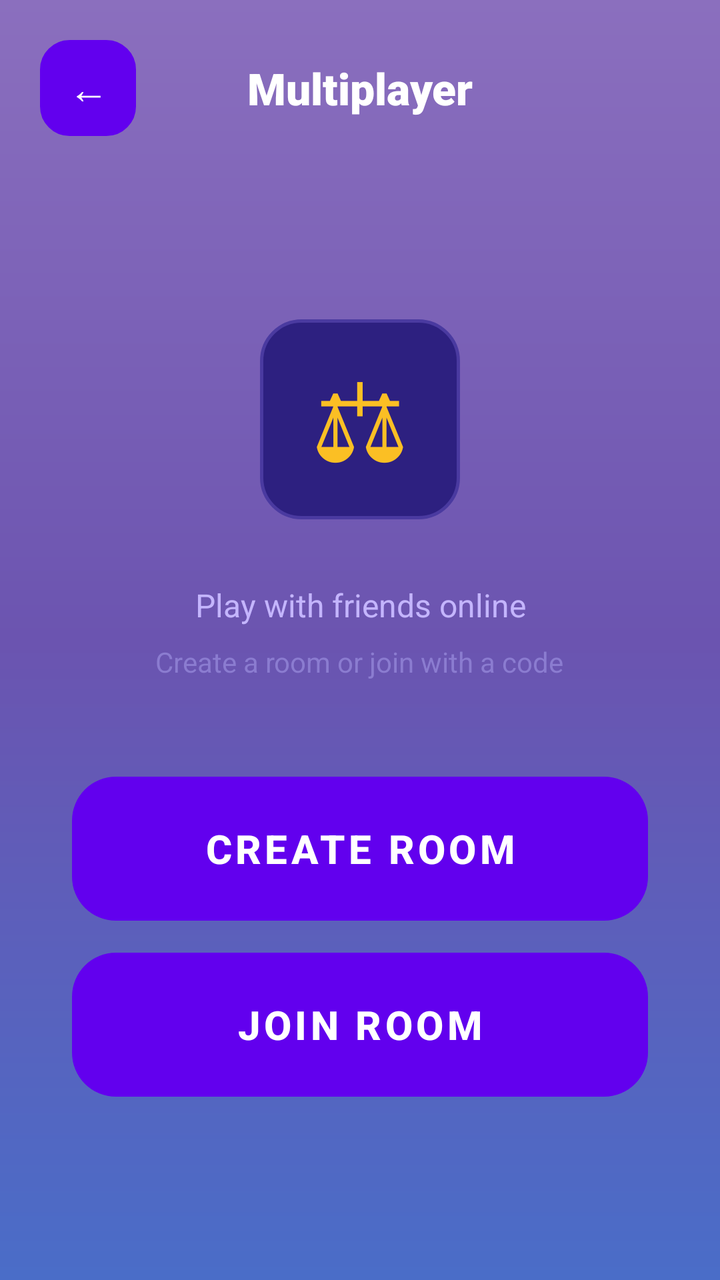
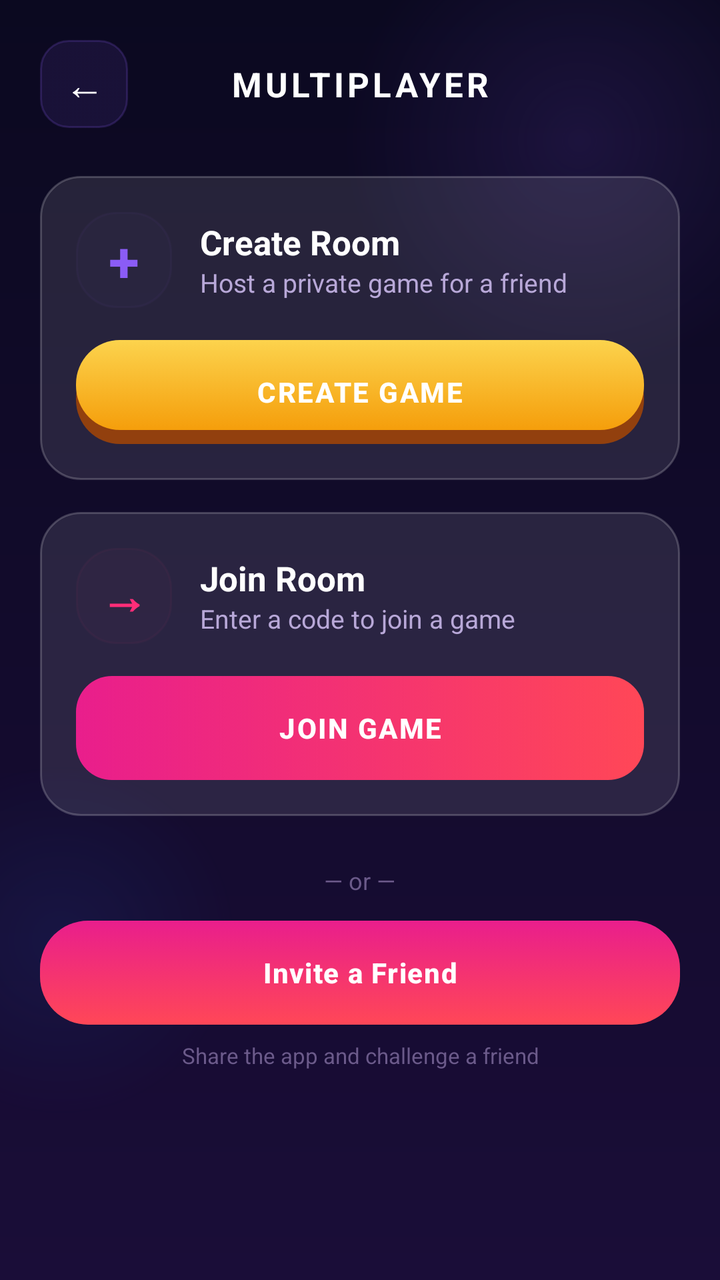

The first picture is an Android layout as it rendered before a commit; the second is the same layout after the commit. The layout source and the unified diff follow.
<!-- AndroidManifest.xml: application theme Theme.Tictactoe -->
<!-- res/layout/activity_multiplayer.xml -->
<?xml version="1.0" encoding="utf-8"?>
<androidx.constraintlayout.widget.ConstraintLayout xmlns:android="http://schemas.android.com/apk/res/android"
    xmlns:app="http://schemas.android.com/apk/res-auto"
    android:layout_width="match_parent"
    android:layout_height="match_parent"
    android:background="@drawable/gradient_bg_main">

    
    <LinearLayout
        android:id="@+id/topBar"
        android:layout_width="0dp"
        android:layout_height="wrap_content"
        android:orientation="horizontal"
        android:gravity="center_vertical"
        android:layout_marginHorizontal="20dp"
        android:layout_marginTop="20dp"
        app:layout_constraintTop_toTopOf="parent"
        app:layout_constraintStart_toStartOf="parent"
        app:layout_constraintEnd_toEndOf="parent">

        <Button
            android:id="@+id/btnBack"
            android:layout_width="48dp"
            android:layout_height="48dp"
            android:background="@drawable/btn_back"
            android:stateListAnimator="@null"
            android:text="&#8592;"
            android:textColor="#FFFFFF"
            android:textSize="20sp"
            android:padding="0dp" />

        <TextView
            android:layout_width="0dp"
            android:layout_height="wrap_content"
            android:layout_weight="1"
            android:gravity="center"
            android:text="Multiplayer"
            android:textColor="#FFFFFF"
            android:textSize="22sp"
            android:textStyle="bold"
            android:fontFamily="sans-serif-black" />

        <View android:layout_width="48dp" android:layout_height="48dp" />
    </LinearLayout>

    
    <LinearLayout
        android:layout_width="0dp"
        android:layout_height="wrap_content"
        android:orientation="vertical"
        android:gravity="center"
        android:layout_marginHorizontal="36dp"
        app:layout_constraintTop_toBottomOf="@id/topBar"
        app:layout_constraintBottom_toBottomOf="parent"
        app:layout_constraintStart_toStartOf="parent"
        app:layout_constraintEnd_toEndOf="parent">

        
        <TextView
            android:layout_width="100dp"
            android:layout_height="100dp"
            android:gravity="center"
            android:text="&#9878;"
            android:textSize="54sp"
            android:textColor="#FBBF24"
            android:background="@drawable/player_card_bg"
            android:layout_marginBottom="32dp" />

        <TextView
            android:layout_width="wrap_content"
            android:layout_height="wrap_content"
            android:layout_marginBottom="8dp"
            android:text="Play with friends online"
            android:textColor="#C4B5FD"
            android:textSize="16sp"
            android:gravity="center" />

        <TextView
            android:layout_width="wrap_content"
            android:layout_height="wrap_content"
            android:layout_marginBottom="48dp"
            android:text="Create a room or join with a code"
            android:textColor="#8B7CD0"
            android:textSize="14sp"
            android:gravity="center" />

        <Button
            android:id="@+id/btnCreateRoom"
            android:layout_width="match_parent"
            android:layout_height="72dp"
            android:layout_marginBottom="16dp"
            android:background="@drawable/btn_orange"
            android:stateListAnimator="@null"
            android:text="CREATE ROOM"
            android:textAllCaps="true"
            android:textColor="#FFFFFF"
            android:textSize="20sp"
            android:textStyle="bold" />

        <Button
            android:id="@+id/btnJoinRoom"
            android:layout_width="match_parent"
            android:layout_height="72dp"
            android:background="@drawable/btn_teal"
            android:stateListAnimator="@null"
            android:text="JOIN ROOM"
            android:textAllCaps="true"
            android:textColor="#FFFFFF"
            android:textSize="20sp"
            android:textStyle="bold" />
    </LinearLayout>

</androidx.constraintlayout.widget.ConstraintLayout>
<!-- resources referenced by this layout -->
<resources>
  <!-- drawable btn_back (drawable) -->
  <?xml version="1.0" encoding="utf-8"?>
  <selector xmlns:android="http://schemas.android.com/apk/res/android">
  
      <item android:state_pressed="true">
          <shape android:shape="rectangle">
              <solid android:color="#243055" />
              <corners android:radius="14dp" />
              <stroke android:width="1.5dp" android:color="#8B5CF6" />
          </shape>
      </item>
  
      <item>
          <shape android:shape="rectangle">
              <solid android:color="#1A2035" />
              <corners android:radius="14dp" />
              <stroke android:width="1.5dp" android:color="#2D3A5C" />
          </shape>
      </item>
  
  </selector>
  <!-- drawable btn_teal (drawable) -->
  <?xml version="1.0" encoding="utf-8"?>
  <selector xmlns:android="http://schemas.android.com/apk/res/android">
  
      <item android:state_pressed="true">
          <layer-list>
              <item>
                  <shape android:shape="rectangle">
                      <solid android:color="#059669" />
                      <corners android:radius="22dp" />
                  </shape>
              </item>
              <item>
                  <shape android:shape="rectangle">
                      <gradient
                          android:startColor="#10B981"
                          android:endColor="#059669"
                          android:angle="270" />
                      <corners android:radius="22dp" />
                  </shape>
              </item>
          </layer-list>
      </item>
  
      <item>
          <layer-list>
              <item android:top="7dp">
                  <shape android:shape="rectangle">
                      <solid android:color="#065F46" />
                      <corners android:radius="22dp" />
                  </shape>
              </item>
              <item android:bottom="7dp">
                  <shape android:shape="rectangle">
                      <gradient
                          android:startColor="#34D399"
                          android:endColor="#10B981"
                          android:angle="270" />
                      <corners android:radius="22dp" />
                  </shape>
              </item>
          </layer-list>
      </item>
  
  </selector>
  <!-- drawable gradient_bg_main (drawable) -->
  <?xml version="1.0" encoding="utf-8"?>
  <shape xmlns:android="http://schemas.android.com/apk/res/android"
      android:shape="rectangle">
      <gradient
          android:startColor="#8B6FBE"
          android:centerColor="#6B54B0"
          android:endColor="#4A6DC8"
          android:angle="270"
          android:type="linear" />
  </shape>
  <!-- drawable player_card_bg (drawable) -->
  <?xml version="1.0" encoding="utf-8"?>
  <shape xmlns:android="http://schemas.android.com/apk/res/android"
      android:shape="rectangle">
      <solid android:color="#2D2080" />
      <corners android:radius="20dp" />
      <stroke android:width="1.5dp" android:color="#4A3AA0" />
  </shape>
  <style name="Theme.Tictactoe" parent="Theme.MaterialComponents.DayNight.NoActionBar">
          
          <item name="colorPrimary">@color/purple_500</item>
          <item name="colorPrimaryVariant">@color/purple_700</item>
          <item name="colorOnPrimary">@color/white</item>
          
          <item name="colorSecondary">@color/teal_200</item>
          <item name="colorSecondaryVariant">@color/teal_700</item>
          <item name="colorOnSecondary">@color/black</item>
          
          <item name="android:statusBarColor">?attr/colorPrimaryVariant</item>
          
      </style>
  <color name="purple_500">#FF6200EE</color>
  <color name="purple_700">#FF3700B3</color>
  <color name="teal_200">#FF03DAC5</color>
  <color name="teal_700">#FF018786</color>
  <color name="black">#FF000000</color>
  <!-- unchanged entries left out for length: 2 -->
</resources>

<!-- the commit's change to res/layout/activity_multiplayer.xml (unified diff, before → after) -->
@@ -1,113 +1,286 @@
 <?xml version="1.0" encoding="utf-8"?>
-<androidx.constraintlayout.widget.ConstraintLayout xmlns:android="http://schemas.android.com/apk/res/android"
+<FrameLayout xmlns:android="http://schemas.android.com/apk/res/android"
     xmlns:app="http://schemas.android.com/apk/res-auto"
     android:layout_width="match_parent"
     android:layout_height="match_parent"
+    android:fitsSystemWindows="true"
     android:background="@drawable/gradient_bg_main">
 
-    
-    <LinearLayout
-        android:id="@+id/topBar"
-        android:layout_width="0dp"
-        android:layout_height="wrap_content"
-        android:orientation="horizontal"
-        android:gravity="center_vertical"
-        android:layout_marginHorizontal="20dp"
-        android:layout_marginTop="20dp"
-        app:layout_constraintTop_toTopOf="parent"
-        app:layout_constraintStart_toStartOf="parent"
-        app:layout_constraintEnd_toEndOf="parent">
-
-        <Button
-            android:id="@+id/btnBack"
-            android:layout_width="48dp"
-            android:layout_height="48dp"
-            android:background="@drawable/btn_back"
-            android:stateListAnimator="@null"
-            android:text="&#8592;"
-            android:textColor="#FFFFFF"
-            android:textSize="20sp"
-            android:padding="0dp" />
-
-        <TextView
+    <View
+        android:layout_width="240dp"
+        android:layout_height="240dp"
+        android:layout_gravity="top|end"
+        android:layout_marginTop="-50dp"
+        android:layout_marginEnd="-50dp"
+        android:background="@drawable/bg_blob_purple"
+        android:alpha="0.4" />
+
+    <View
+        android:layout_width="180dp"
+        android:layout_height="180dp"
+        android:layout_gravity="bottom|start"
+        android:layout_marginBottom="80dp"
+        android:layout_marginStart="-60dp"
+        android:background="@drawable/bg_blob_blue"
+        android:alpha="0.35" />
+
+    <androidx.constraintlayout.widget.ConstraintLayout
+        android:layout_width="match_parent"
+        android:layout_height="match_parent">
+
+        
+        <LinearLayout
+            android:id="@+id/topBar"
             android:layout_width="0dp"
             android:layout_height="wrap_content"
-            android:layout_weight="1"
-            android:gravity="center"
-            android:text="Multiplayer"
-            android:textColor="#FFFFFF"
-            android:textSize="22sp"
-            android:textStyle="bold"
-            android:fontFamily="sans-serif-black" />
-
-        <View android:layout_width="48dp" android:layout_height="48dp" />
-    </LinearLayout>
-
-    
-    <LinearLayout
-        android:layout_width="0dp"
-        android:layout_height="wrap_content"
-        android:orientation="vertical"
-        android:gravity="center"
-        android:layout_marginHorizontal="36dp"
-        app:layout_constraintTop_toBottomOf="@id/topBar"
-        app:layout_constraintBottom_toBottomOf="parent"
-        app:layout_constraintStart_toStartOf="parent"
-        app:layout_constraintEnd_toEndOf="parent">
+            android:layout_marginHorizontal="20dp"
+            android:layout_marginTop="20dp"
+            android:gravity="center_vertical"
+            android:orientation="horizontal"
+            app:layout_constraintEnd_toEndOf="parent"
+            app:layout_constraintStart_toStartOf="parent"
+            app:layout_constraintTop_toTopOf="parent">
+
+            <Button
+                android:id="@+id/btnBack"
+                android:layout_width="44dp"
+                android:layout_height="44dp"
+                android:background="@drawable/btn_back"
+                android:padding="0dp"
+                android:stateListAnimator="@null"
+                android:text="&#8592;"
+                android:textColor="#FFFFFF"
+                android:textSize="20sp" />
+
+            <TextView
+                android:layout_width="0dp"
+                android:layout_height="wrap_content"
+                android:layout_weight="1"
+                android:gravity="center"
+                android:text="MULTIPLAYER"
+                android:textColor="#FFFFFF"
+                android:textSize="17sp"
+                android:textStyle="bold"
+                android:letterSpacing="0.1" />
+
+            <View android:layout_width="44dp" android:layout_height="44dp" />
+        </LinearLayout>
 
         
-        <TextView
-            android:layout_width="100dp"
-            android:layout_height="100dp"
-            android:gravity="center"
-            android:text="&#9878;"
-            android:textSize="54sp"
-            android:textColor="#FBBF24"
-            android:background="@drawable/player_card_bg"
-            android:layout_marginBottom="32dp" />
-
-        <TextView
-            android:layout_width="wrap_content"
-            android:layout_height="wrap_content"
-            android:layout_marginBottom="8dp"
-            android:text="Play with friends online"
-            android:textColor="#C4B5FD"
-            android:textSize="16sp"
-            android:gravity="center" />
-
-        <TextView
-            android:layout_width="wrap_content"
-            android:layout_height="wrap_content"
-            android:layout_marginBottom="48dp"
-            android:text="Create a room or join with a code"
-            android:textColor="#8B7CD0"
-            android:textSize="14sp"
-            android:gravity="center" />
-
-        <Button
-            android:id="@+id/btnCreateRoom"
-            android:layout_width="match_parent"
-            android:layout_height="72dp"
-            android:layout_marginBottom="16dp"
-            android:background="@drawable/btn_orange"
-            android:stateListAnimator="@null"
-            android:text="CREATE ROOM"
-            android:textAllCaps="true"
-            android:textColor="#FFFFFF"
-            android:textSize="20sp"
-            android:textStyle="bold" />
-
-        <Button
-            android:id="@+id/btnJoinRoom"
-            android:layout_width="match_parent"
-            android:layout_height="72dp"
-            android:background="@drawable/btn_teal"
-            android:stateListAnimator="@null"
-            android:text="JOIN ROOM"
-            android:textAllCaps="true"
-            android:textColor="#FFFFFF"
-            android:textSize="20sp"
-            android:textStyle="bold" />
-    </LinearLayout>
-
-</androidx.constraintlayout.widget.ConstraintLayout>
+        <ScrollView
+            android:layout_width="0dp"
+            android:layout_height="0dp"
+            android:scrollbars="none"
+            app:layout_constraintBottom_toBottomOf="parent"
+            app:layout_constraintEnd_toEndOf="parent"
+            app:layout_constraintStart_toStartOf="parent"
+            app:layout_constraintTop_toBottomOf="@id/topBar">
+
+            <LinearLayout
+                android:layout_width="match_parent"
+                android:layout_height="wrap_content"
+                android:orientation="vertical"
+                android:paddingHorizontal="20dp"
+                android:paddingTop="24dp"
+                android:paddingBottom="32dp">
+
+                
+                <LinearLayout
+                    android:layout_width="match_parent"
+                    android:layout_height="wrap_content"
+                    android:background="@drawable/bg_glass_card"
+                    android:orientation="vertical"
+                    android:padding="18dp">
+
+                    <LinearLayout
+                        android:layout_width="match_parent"
+                        android:layout_height="wrap_content"
+                        android:gravity="center_vertical"
+                        android:orientation="horizontal">
+
+                        <LinearLayout
+                            android:layout_width="48dp"
+                            android:layout_height="48dp"
+                            android:background="@drawable/bg_glass_card"
+                            android:backgroundTint="#338B5CF6"
+                            android:gravity="center"
+                            android:orientation="vertical">
+
+                            <TextView
+                                android:layout_width="wrap_content"
+                                android:layout_height="wrap_content"
+                                android:text="+"
+                                android:textColor="@color/neon_purple"
+                                android:textSize="28sp"
+                                android:textStyle="bold" />
+                        </LinearLayout>
+
+                        <LinearLayout
+                            android:layout_width="0dp"
+                            android:layout_height="wrap_content"
+                            android:layout_weight="1"
+                            android:layout_marginStart="14dp"
+                            android:orientation="vertical">
+
+                            <TextView
+                                android:layout_width="wrap_content"
+                                android:layout_height="wrap_content"
+                                android:text="Create Room"
+                                android:textColor="#FFFFFF"
+                                android:textSize="17sp"
+                                android:textStyle="bold" />
+
+                            <TextView
+                                android:layout_width="wrap_content"
+                                android:layout_height="wrap_content"
+                                android:text="Host a private game for a friend"
+                                android:textColor="@color/text_secondary"
+                                android:textSize="13sp" />
+                        </LinearLayout>
+                    </LinearLayout>
+
+                    <Space android:layout_width="0dp" android:layout_height="16dp" />
+
+                    <com.google.android.material.button.MaterialButton
+                        android:id="@+id/btnCreateRoom"
+                        android:layout_width="match_parent"
+                        android:layout_height="@dimen/btn_height"
+                        android:background="@drawable/btn_orange"
+                        android:stateListAnimator="@null"
+                        android:text="CREATE GAME"
+                        android:textAllCaps="false"
+                        android:textColor="#FFFFFF"
+                        android:textSize="@dimen/btn_text_size"
+                        android:textStyle="bold"
+                        android:letterSpacing="0.06"
+                        android:insetTop="0dp"
+                        android:insetBottom="0dp"
+                        app:backgroundTint="@null"
+                        app:strokeWidth="0dp"
+                        app:cornerRadius="0dp" />
+                </LinearLayout>
+
+                <Space android:layout_width="0dp" android:layout_height="16dp" />
+
+                
+                <LinearLayout
+                    android:layout_width="match_parent"
+                    android:layout_height="wrap_content"
+                    android:background="@drawable/bg_glass_card"
+                    android:orientation="vertical"
+                    android:padding="18dp">
+
+                    <LinearLayout
+                        android:layout_width="match_parent"
+                        android:layout_height="wrap_content"
+                        android:gravity="center_vertical"
+                        android:orientation="horizontal">
+
+                        <LinearLayout
+                            android:layout_width="48dp"
+                            android:layout_height="48dp"
+                            android:background="@drawable/bg_glass_card"
+                            android:backgroundTint="#33FF2D78"
+                            android:gravity="center"
+                            android:orientation="vertical">
+
+                            <TextView
+                                android:layout_width="wrap_content"
+                                android:layout_height="wrap_content"
+                                android:text="&#8594;"
+                                android:textColor="@color/neon_pink"
+                                android:textSize="24sp"
+                                android:textStyle="bold" />
+                        </LinearLayout>
+
+                        <LinearLayout
+                            android:layout_width="0dp"
+                            android:layout_height="wrap_content"
+                            android:layout_weight="1"
+                            android:layout_marginStart="14dp"
+                            android:orientation="vertical">
+
+                            <TextView
+                                android:layout_width="wrap_content"
+                                android:layout_height="wrap_content"
+                                android:text="Join Room"
+                                android:textColor="#FFFFFF"
+                                android:textSize="17sp"
+                                android:textStyle="bold" />
+
+                            <TextView
+                                android:layout_width="wrap_content"
+                                android:layout_height="wrap_content"
+                                android:text="Enter a code to join a game"
+                                android:textColor="@color/text_secondary"
+                                android:textSize="13sp" />
+                        </LinearLayout>
+                    </LinearLayout>
+
+                    <Space android:layout_width="0dp" android:layout_height="16dp" />
+
+                    <com.google.android.material.button.MaterialButton
+                        android:id="@+id/btnJoinRoom"
+                        android:layout_width="match_parent"
+                        android:layout_height="@dimen/btn_height"
+                        android:background="@drawable/btn_teal"
+                        android:stateListAnimator="@null"
+                        android:text="JOIN GAME"
+                        android:textAllCaps="false"
+                        android:textColor="#FFFFFF"
+                        android:textSize="@dimen/btn_text_size"
+                        android:textStyle="bold"
+                        android:letterSpacing="0.06"
+                        android:insetTop="0dp"
+                        android:insetBottom="0dp"
+                        app:backgroundTint="@null"
+                        app:strokeWidth="0dp"
+                        app:cornerRadius="0dp" />
+                </LinearLayout>
+
+                <Space android:layout_width="0dp" android:layout_height="24dp" />
+
+                
+                <TextView
+                    android:layout_width="wrap_content"
+                    android:layout_height="wrap_content"
+                    android:layout_gravity="center"
+                    android:layout_marginBottom="12dp"
+                    android:text="— or —"
+                    android:textColor="@color/text_tertiary"
+                    android:textSize="12sp" />
+
+                
+                <com.google.android.material.button.MaterialButton
+                    android:id="@+id/btnInviteFriends"
+                    android:layout_width="match_parent"
+                    android:layout_height="@dimen/btn_height"
+                    android:background="@drawable/btn_primary_pink"
+                    android:stateListAnimator="@null"
+                    android:text="Invite a Friend"
+                    android:textAllCaps="false"
+                    android:textColor="#FFFFFF"
+                    android:textSize="@dimen/btn_text_size"
+                    android:textStyle="bold"
+                    android:letterSpacing="0.04"
+                    android:insetTop="0dp"
+                    android:insetBottom="0dp"
+                    app:backgroundTint="@null"
+                    app:strokeWidth="0dp"
+                    app:cornerRadius="0dp" />
+
+                <TextView
+                    android:layout_width="wrap_content"
+                    android:layout_height="wrap_content"
+                    android:layout_gravity="center"
+                    android:layout_marginTop="8dp"
+                    android:text="Share the app and challenge a friend"
+                    android:textColor="@color/text_tertiary"
+                    android:textSize="11sp"
+                    android:gravity="center" />
+
+            </LinearLayout>
+        </ScrollView>
+
+    </androidx.constraintlayout.widget.ConstraintLayout>
+</FrameLayout>
<!-- resource entries referenced after the edit -->
@@ -1,27 +1,61 @@
 <!-- resources referenced by this layout -->
 <resources>
+  <color name="neon_pink">#FFFF2D78</color>
+  <color name="neon_purple">#FF8B5CF6</color>
+  <color name="text_secondary">#FFB8A8D8</color>
+  <color name="text_tertiary">#FF6B5A8A</color>
+  <dimen name="btn_height">60dp</dimen>
+  <dimen name="btn_text_size">16sp</dimen>
+  <!-- drawable bg_blob_blue (drawable) -->
+  <?xml version="1.0" encoding="utf-8"?>
+  <shape xmlns:android="http://schemas.android.com/apk/res/android"
+      android:shape="oval">
+      <gradient
+          android:type="radial"
+          android:gradientRadius="50%"
+          android:startColor="#402979FF"
+          android:endColor="#00000000" />
+  </shape>
+  <!-- drawable bg_blob_purple (drawable) -->
+  <?xml version="1.0" encoding="utf-8"?>
+  <shape xmlns:android="http://schemas.android.com/apk/res/android"
+      android:shape="oval">
+      <gradient
+          android:type="radial"
+          android:gradientRadius="50%"
+          android:startColor="#508B5CF6"
+          android:endColor="#00000000" />
+  </shape>
+  <!-- drawable bg_glass_card (drawable) -->
+  <?xml version="1.0" encoding="utf-8"?>
+  <shape xmlns:android="http://schemas.android.com/apk/res/android"
+      android:shape="rectangle">
+      <solid android:color="#1AFFFFFF" />
+      <corners android:radius="20dp" />
+      <stroke android:width="1dp" android:color="#33FFFFFF" />
+  </shape>
   <!-- drawable btn_back (drawable) -->
   <?xml version="1.0" encoding="utf-8"?>
   <selector xmlns:android="http://schemas.android.com/apk/res/android">
   
       <item android:state_pressed="true">
           <shape android:shape="rectangle">
-              <solid android:color="#243055" />
+              <solid android:color="#33FFFFFF" />
               <corners android:radius="14dp" />
-              <stroke android:width="1.5dp" android:color="#8B5CF6" />
+              <stroke android:width="1dp" android:color="#55FFFFFF" />
           </shape>
       </item>
   
       <item>
           <shape android:shape="rectangle">
-              <solid android:color="#1A2035" />
+              <solid android:color="#1AFFFFFF" />
               <corners android:radius="14dp" />
-              <stroke android:width="1.5dp" android:color="#2D3A5C" />
+              <stroke android:width="1dp" android:color="#33FFFFFF" />
           </shape>
       </item>
   
   </selector>
-  <!-- drawable btn_teal (drawable) -->
+  <!-- drawable btn_primary_pink (drawable) -->
   <?xml version="1.0" encoding="utf-8"?>
   <selector xmlns:android="http://schemas.android.com/apk/res/android">
   
@@ -29,17 +63,17 @@
           <layer-list>
               <item>
                   <shape android:shape="rectangle">
-                      <solid android:color="#059669" />
-                      <corners android:radius="22dp" />
+                      <solid android:color="#DD1050" />
+                      <corners android:radius="24dp" />
                   </shape>
               </item>
               <item>
                   <shape android:shape="rectangle">
                       <gradient
-                          android:startColor="#10B981"
-                          android:endColor="#059669"
+                          android:startColor="@color/btn_pink_start"
+                          android:endColor="@color/btn_pink_end"
                           android:angle="270" />
-                      <corners android:radius="22dp" />
+                      <corners android:radius="24dp" />
                   </shape>
               </item>
           </layer-list>
@@ -47,22 +81,46 @@
   
       <item>
           <layer-list>
-              <item android:top="7dp">
+              <item>
                   <shape android:shape="rectangle">
-                      <solid android:color="#065F46" />
-                      <corners android:radius="22dp" />
+                      <solid android:color="#1A1F3A" />
+                      <corners android:radius="24dp" />
                   </shape>
               </item>
-              <item android:bottom="7dp">
+              <item>
                   <shape android:shape="rectangle">
                       <gradient
-                          android:startColor="#34D399"
-                          android:endColor="#10B981"
+                          android:startColor="@color/btn_pink_start"
+                          android:endColor="@color/btn_pink_end"
                           android:angle="270" />
-                      <corners android:radius="22dp" />
+                      <corners android:radius="24dp" />
                   </shape>
               </item>
           </layer-list>
+      </item>
+  </selector>
+  <!-- drawable btn_teal (drawable) -->
+  <?xml version="1.0" encoding="utf-8"?>
+  <selector xmlns:android="http://schemas.android.com/apk/res/android">
+  
+      <item android:state_pressed="true">
+          <shape android:shape="rectangle">
+              <gradient
+                  android:startColor="#A0005A"
+                  android:endColor="#CC2020"
+                  android:angle="0" />
+              <corners android:radius="18dp" />
+          </shape>
+      </item>
+  
+      <item>
+          <shape android:shape="rectangle">
+              <gradient
+                  android:startColor="#E91E8C"
+                  android:endColor="#FF4757"
+                  android:angle="0" />
+              <corners android:radius="18dp" />
+          </shape>
       </item>
   
   </selector>
@@ -71,38 +129,47 @@
   <shape xmlns:android="http://schemas.android.com/apk/res/android"
       android:shape="rectangle">
       <gradient
-          android:startColor="#8B6FBE"
-          android:centerColor="#6B54B0"
-          android:endColor="#4A6DC8"
+          android:startColor="@color/gradient_start"
+          android:endColor="@color/gradient_end"
           android:angle="270"
           android:type="linear" />
   </shape>
-  <!-- drawable player_card_bg (drawable) -->
-  <?xml version="1.0" encoding="utf-8"?>
-  <shape xmlns:android="http://schemas.android.com/apk/res/android"
-      android:shape="rectangle">
-      <solid android:color="#2D2080" />
-      <corners android:radius="20dp" />
-      <stroke android:width="1.5dp" android:color="#4A3AA0" />
-  </shape>
   <style name="Theme.Tictactoe" parent="Theme.MaterialComponents.DayNight.NoActionBar">
-          
-          <item name="colorPrimary">@color/purple_500</item>
-          <item name="colorPrimaryVariant">@color/purple_700</item>
+          <item name="colorPrimary">@color/neon_purple</item>
+          <item name="colorPrimaryVariant">@color/btn_purple_start</item>
           <item name="colorOnPrimary">@color/white</item>
-          
-          <item name="colorSecondary">@color/teal_200</item>
-          <item name="colorSecondaryVariant">@color/teal_700</item>
-          <item name="colorOnSecondary">@color/black</item>
-          
-          <item name="android:statusBarColor">?attr/colorPrimaryVariant</item>
-          
+          <item name="colorSecondary">@color/neon_cyan</item>
+          <item name="colorSecondaryVariant">@color/btn_blue_start</item>
+          <item name="colorOnSecondary">@color/white</item>
+          <item name="android:statusBarColor">@android:color/transparent</item>
+          <item name="android:windowLightStatusBar" tools:targetApi="23">false</item>
+          <item name="colorSurface">@color/game_bg_bottom</item>
+          <item name="colorOnSurface">@color/white</item>
+          <item name="switchStyle">@style/NeonSwitchStyle</item>
+          <item name="android:windowAnimationStyle">@style/GameWindowAnimation</item>
       </style>
-  <color name="purple_500">#FF6200EE</color>
-  <color name="purple_700">#FF3700B3</color>
-  <color name="teal_200">#FF03DAC5</color>
-  <color name="teal_700">#FF018786</color>
-  <color name="black">#FF000000</color>
+  <color name="btn_pink_start">#FFE91E8C</color>
+  <color name="btn_pink_end">#FFFF4757</color>
+  <color name="gradient_start">#FF0B0920</color>
+  <color name="gradient_end">#FF1A0D38</color>
+  <color name="btn_purple_start">#FF7B4FD0</color>
+  <color name="neon_cyan">#FF06B6D4</color>
+  <color name="btn_blue_start">#FF1E88E5</color>
+  <color name="game_bg_bottom">#FF1A0D38</color>
+  <style name="NeonSwitchStyle" parent="Widget.MaterialComponents.CompoundButton.Switch">
+          <item name="thumbTint">@color/switch_thumb_color</item>
+          <item name="trackTint">@color/switch_track_color</item>
+      </style>
+  <style name="GameWindowAnimation" parent="@android:style/Animation.Activity">
+          <item name="android:activityOpenEnterAnimation">@anim/page_in_right</item>
+          <item name="android:activityOpenExitAnimation">@anim/page_out_left</item>
+          <item name="android:activityCloseEnterAnimation">@anim/page_in_left</item>
+          <item name="android:activityCloseExitAnimation">@anim/page_out_right</item>
+          <item name="android:taskOpenEnterAnimation">@anim/page_in_right</item>
+          <item name="android:taskOpenExitAnimation">@anim/page_out_left</item>
+          <item name="android:taskCloseEnterAnimation">@anim/page_in_left</item>
+          <item name="android:taskCloseExitAnimation">@anim/page_out_right</item>
+      </style>
   <!-- unchanged entries left out for length: 2 -->
 </resources>
 
